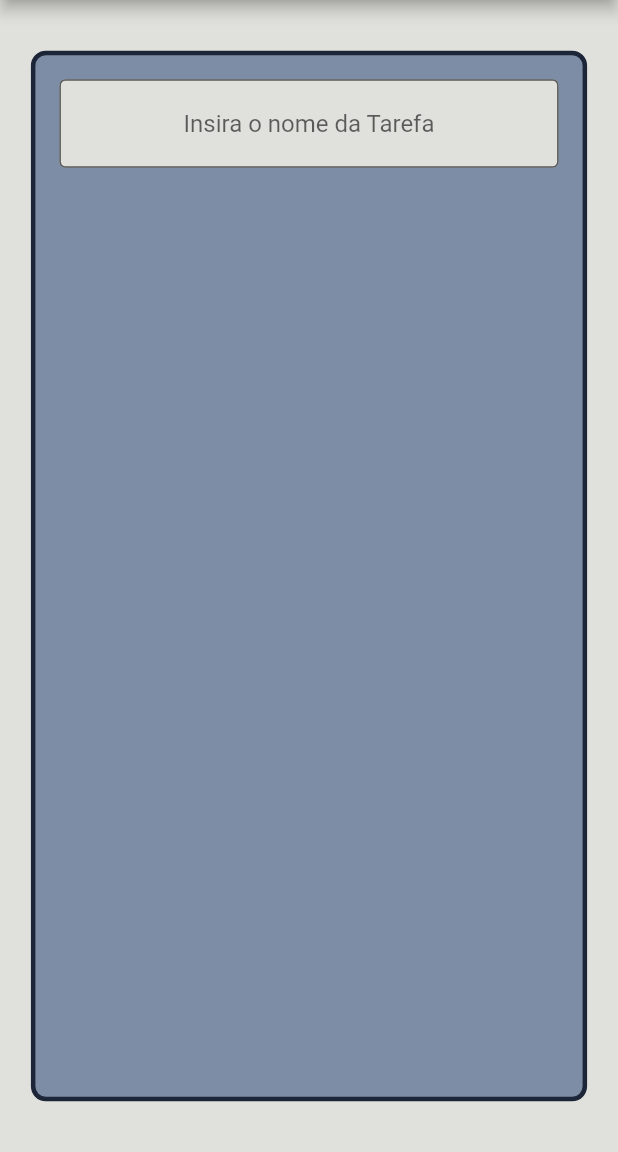
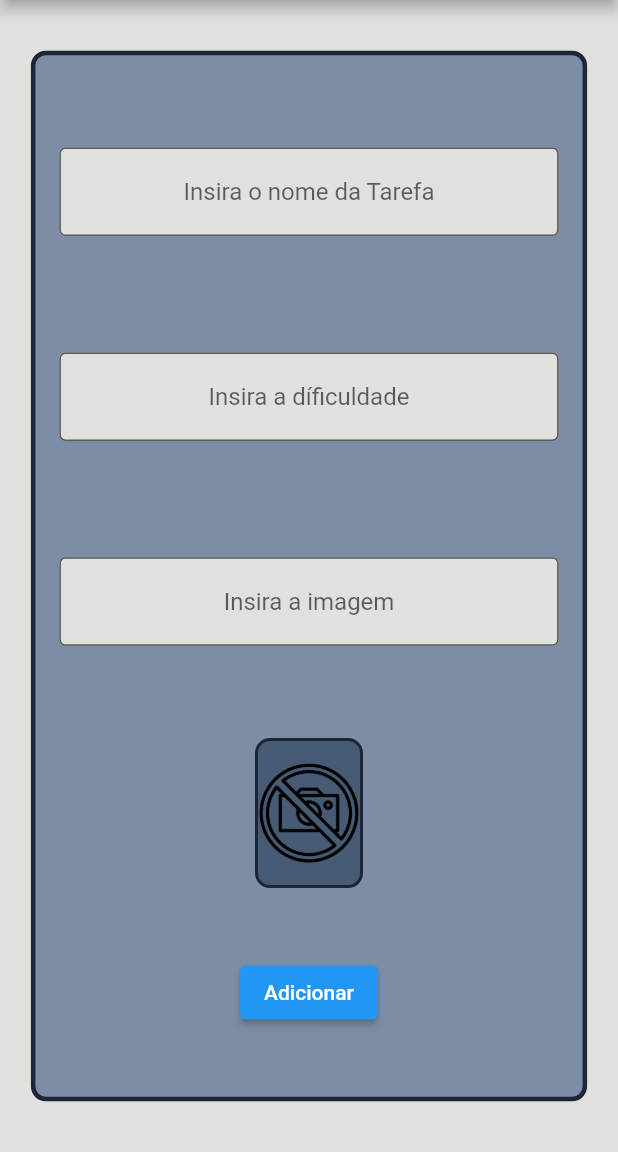
Before and after one commit to fcarrascozzo/Lista-de-Tarefas, a Flutter app: the NovaTarefa screen opened directly, on a phone screen of 412 x 824 dp, the part 84-1236 px from its top. Run offline on Flutter 3.47's test engine with Material 2 defaults, Android fonts, the phone set to English and light mode, and no system bars; network calls fail.

Commit message:
Adicionando controllers para opcoes de texto e atualização dinânima da imagem

```diff
--- a/lib/screens/tela_nova_tarefa.dart
+++ b/lib/screens/tela_nova_tarefa.dart
@@ -8,6 +8,10 @@ class NovaTarefa extends StatefulWidget {
 }
 
 class _NovaTarefaState extends State<NovaTarefa> {
+  TextEditingController nomeController = TextEditingController();
+  TextEditingController dificuldadeController = TextEditingController();
+  TextEditingController fotoController = TextEditingController();
+
   @override
   Widget build(BuildContext context) {
     var _windowSize = MediaQuery.of(context).size;
@@ -38,19 +42,82 @@ class _NovaTarefaState extends State<NovaTarefa> {
           height: _windowSize.height * 0.85,
           width: _windowSize.width * 0.9,
           child: Column(
+            mainAxisAlignment: MainAxisAlignment.spaceEvenly,
+            crossAxisAlignment: CrossAxisAlignment.center,
             children: [
               Padding(
                 padding: const EdgeInsets.all(16),
                 child: TextFormField(
+                  controller: nomeController,
                   textAlign: TextAlign.center,
                   decoration: InputDecoration(
                     border: OutlineInputBorder(),
                     hintText: 'Insira o nome da Tarefa',
                     fillColor: Color(0xffE0E1DC),
-                    filled: true
+                    filled: true,
                   ),
                 ),
-              )
+              ),
+              Padding(
+                padding: const EdgeInsets.all(16),
+                child: TextFormField(
+                  controller: dificuldadeController,
+                  textAlign: TextAlign.center,
+                  decoration: InputDecoration(
+                    border: OutlineInputBorder(),
+                    hintText: 'Insira a díficuldade',
+                    fillColor: Color(0xffE0E1DC),
+                    filled: true,
+                  ),
+                ),
+              ),
+              Padding(
+                padding: const EdgeInsets.all(16),
+                child: TextFormField(
+                  controller: fotoController,
+                  onChanged: (text){
+                    setState(() {
+
+                    });
+                  },
+                  textAlign: TextAlign.center,
+                  decoration: InputDecoration(
+                    border: OutlineInputBorder(),
+                    hintText: 'Insira a imagem',
+                    fillColor: Color(0xffE0E1DC),
+                    filled: true,
+                  ),
+                ),
+              ),
+              Container(
+                width: 72,
+                height: 100,
+                decoration: BoxDecoration(
+                    color: Color(0xff475B74),
+                    borderRadius: BorderRadius.circular(10),
+                    border: Border.all(
+                      width: 2,
+                      color: Color(0xff1D2538),
+                    )
+                ),
+                child: ClipRRect(
+                  borderRadius: BorderRadius.circular(10),
+                  child: Image.network(
+                      fotoController.text,
+                    errorBuilder: (BuildContext context, Object exception, StackTrace? stackTrace){
+                        return Image.asset('assets/images/vazio.png');
+                    },
+                    fit: BoxFit.cover,
+                  ),
+                ),
+              ),
+              ElevatedButton(
+                  onPressed: () {
+                    print(nomeController);
+                    print(int.parse(dificuldadeController.text));
+                    print(fotoController);
+                  },
+                  child: Text('Adicionar'))
             ],
           ),
         ),
```
Also changed, not shown: assets/images/vazio.png (added), 1 other file.
